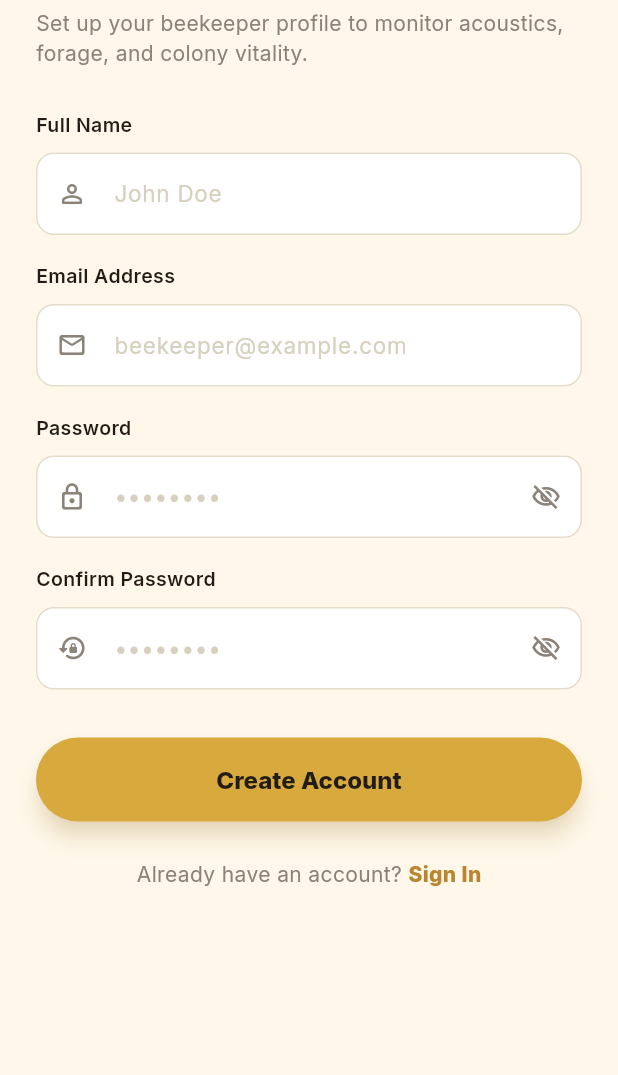
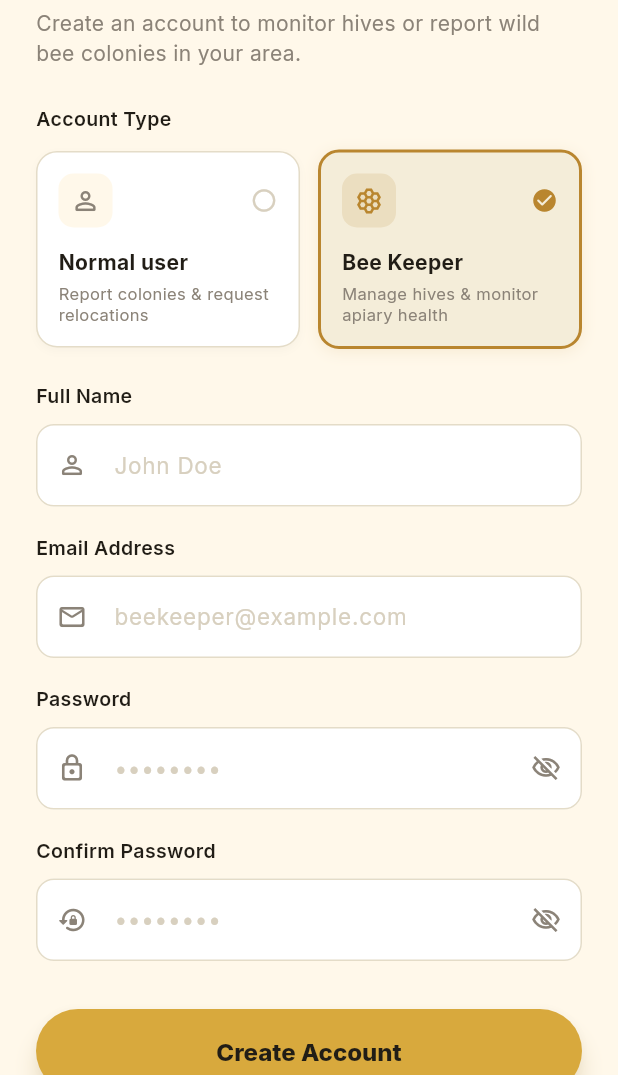
Before and after one commit to Dehiw/J26-IT-378-Research-Project, a Flutter app: the RegisterScreen screen opened directly, on a phone screen of 412 x 824 dp, the part 161-1236 px from its top. Run offline on Flutter 3.47's test engine with Material 3 defaults, Android fonts, the phone set to English and light mode, and no system bars; our stand-ins replace flutter_animate, google_fonts, image_picker, shared_preferences; missing offline and left inert: onnxruntime; accounts and stored records are empty; network calls fail.

Commit message:
Frontend - Add user type to register part

```diff
--- a/frontend/lib/main.dart
+++ b/frontend/lib/main.dart
@@ -7,6 +7,7 @@ import 'services/auth_service.dart';
 import 'services/inference_service.dart';
 import 'screens/onboarding_screen.dart';
 import 'screens/home_screen.dart';
+import 'screens/relocation_assessment_screen_IT23185302.dart';
 
 void main() async {
   WidgetsFlutterBinding.ensureInitialized();
@@ -36,7 +37,7 @@ class HiveSenseApp extends StatelessWidget {
       title: 'Hive Sense',
       debugShowCheckedModeBanner: false,
       theme: AppTheme.lightTheme,
-      home: const _AppLoader(),
+      home: const RelocationAssessmentScreenIT23185302(),
     );
   }
 }
--- a/frontend/lib/models/user_model.dart
+++ b/frontend/lib/models/user_model.dart
@@ -2,20 +2,28 @@ class UserModel {
   final String id;
   final String name;
   final String email;
+  final String? userType;
   final String? token;
 
   const UserModel({
     required this.id,
     required this.name,
     required this.email,
+    this.userType,
     this.token,
   });
+
+  bool get isBeeKeeper => userType == null || userType == 'Bee Keeper';
+  bool get isNormalUser => userType == 'Normal user';
 
   factory UserModel.fromJson(Map<String, dynamic> json, {String? token}) {
     return UserModel(
       id: json['id'] as String? ?? '',
       name: json['name'] as String? ?? '',
       email: json['email'] as String? ?? '',
+      userType: json['user_type'] as String? ??
+          json['userType'] as String? ??
+          'Bee Keeper',
       token: token ?? json['token'] as String?,
     );
   }
@@ -25,6 +33,7 @@ class UserModel {
       'id': id,
       'name': name,
       'email': email,
+      'user_type': userType ?? 'Bee Keeper',
       if (token != null) 'token': token,
     };
   }
--- a/frontend/lib/screens/login_screen.dart
+++ b/frontend/lib/screens/login_screen.dart
@@ -53,8 +53,9 @@ class _LoginScreenState extends State<LoginScreen> {
 
   void _navAfterAuth() {
     if (!mounted) return;
-    if (widget.isFirstLoginAfterRegister) {
-      // ONLY for 1st login after register -> Selection Part / First-Time Setup
+    final isNormalUser = AuthService.instance.currentUser?.isNormalUser ?? false;
+    if (widget.isFirstLoginAfterRegister && !isNormalUser) {
+      // ONLY for Bee Keeper 1st login after register -> Apiary First-Time Setup
       Navigator.of(context).pushReplacement(
         MaterialPageRoute(
           builder: (_) =>
@@ -62,7 +63,7 @@ class _LoginScreenState extends State<LoginScreen> {
         ),
       );
     } else {
-      // Regular login -> straight to Home Screen
+      // Normal user OR regular login -> straight to Home Screen
       Navigator.of(context).pushReplacement(
         MaterialPageRoute(
           builder: (_) => HomeScreen(inferenceService: widget.inferenceService),
--- a/frontend/lib/screens/register_screen.dart
+++ b/frontend/lib/screens/register_screen.dart
@@ -31,6 +31,7 @@ class _RegisterScreenState extends State<RegisterScreen> {
   bool _obscurePassword = true;
   bool _obscureConfirmPassword = true;
   bool _isLoading = false;
+  String _selectedUserType = 'Bee Keeper'; // 'Normal user' | 'Bee Keeper'
 
   @override
   void dispose() {
@@ -70,6 +71,7 @@ class _RegisterScreenState extends State<RegisterScreen> {
         name: name,
         email: email,
         password: password,
+        userType: _selectedUserType,
       );
 
       if (!mounted) return;
@@ -83,7 +85,9 @@ class _RegisterScreenState extends State<RegisterScreen> {
             borderRadius: BorderRadius.circular(10),
           ),
           content: Text(
-            'Account created! Please sign in to set up your apiary.',
+            _selectedUserType == 'Bee Keeper'
+                ? 'Account created! Please sign in to set up your apiary.'
+                : 'Account created! Welcome to Hive Sense.',
             style: GoogleFonts.inter(
               color: AppColors.bgSecondary,
               fontWeight: FontWeight.w600,
@@ -187,14 +191,47 @@ class _RegisterScreenState extends State<RegisterScreen> {
                 ),
                 const SizedBox(height: 6),
                 Text(
-                  'Set up your beekeeper profile to monitor acoustics, forage, and colony vitality.',
+                  'Create an account to monitor hives or report wild bee colonies in your area.',
                   style: GoogleFonts.inter(
                     fontSize: 14,
                     color: AppColors.textSecondary,
                     height: 1.45,
                   ),
                 ),
-                const SizedBox(height: 28),
+                const SizedBox(height: 24),
+
+                // User Type Selection
+                Text(
+                  'Account Type',
+                  style: GoogleFonts.inter(
+                    fontSize: 13,
+                    fontWeight: FontWeight.w600,
+                    color: AppColors.textPrimary,
+                  ),
+                ),
+                const SizedBox(height: 10),
+                Row(
+                  children: [
+                    Expanded(
+                      child: _buildRoleCard(
+                        role: 'Normal user',
+                        title: 'Normal user',
+                        subtitle: 'Report colonies & request relocations',
+                        icon: Icons.person_outline_rounded,
+                      ),
+                    ),
+                    const SizedBox(width: 12),
+                    Expanded(
+                      child: _buildRoleCard(
+                        role: 'Bee Keeper',
+                        title: 'Bee Keeper',
+                        subtitle: 'Manage hives & monitor apiary health',
+                        icon: Icons.hive_outlined,
+                      ),
+                    ),
+                  ],
+                ),
+                const SizedBox(height: 22),
 
                 // Full Name
                 Text(
@@ -440,4 +477,96 @@ class _RegisterScreenState extends State<RegisterScreen> {
       ),
     );
   }
+
+  Widget _buildRoleCard({
+    required String role,
+    required String title,
+    required String subtitle,
+    required IconData icon,
+  }) {
+    final isSelected = _selectedUserType == role;
+    return GestureDetector(
+      onTap: () {
+        setState(() {
+          _selectedUserType = role;
+        });
+      },
+      child: AnimatedContainer(
+        duration: const Duration(milliseconds: 200),
+        padding: const EdgeInsets.symmetric(horizontal: 14, vertical: 14),
+        decoration: BoxDecoration(
+          color: isSelected ? AppColors.bgElevated : AppColors.bgSecondary,
+          borderRadius: BorderRadius.circular(14),
+          border: Border.all(
+            color: isSelected ? AppColors.hiveLow : AppColors.border,
+            width: isSelected ? 2 : 1,
+          ),
+          boxShadow: [
+            BoxShadow(
+              color: isSelected
+                  ? AppColors.hiveLow.withValues(alpha: 0.12)
+                  : AppColors.textPrimary.withValues(alpha: 0.03),
+              blurRadius: isSelected ? 8 : 4,
+              offset: const Offset(0, 2),
+            ),
+          ],
+        ),
+        child: Column(
+          crossAxisAlignment: CrossAxisAlignment.start,
+          children: [
+            Row(
+              mainAxisAlignment: MainAxisAlignment.spaceBetween,
+              children: [
+                Container(
+                  padding: const EdgeInsets.all(8),
+                  decoration: BoxDecoration(
+                    color: isSelected
+                        ? AppColors.hiveLow.withValues(alpha: 0.15)
+                        : AppColors.bgPrimary,
+                    borderRadius: BorderRadius.circular(10),
+                  ),
+                  child: Icon(
+                    icon,
+                    size: 20,
+                    color:
+                        isSelected ? AppColors.hiveLow : AppColors.textSecondary,
+                  ),
+                ),
+                if (isSelected)
+                  const Icon(
+                    Icons.check_circle_rounded,
+                    size: 18,
+                    color: AppColors.hiveLow,
+                  )
+                else
+                  const Icon(
+                    Icons.radio_button_unchecked_rounded,
+                    size: 18,
+                    color: AppColors.textMuted,
+                  ),
+              ],
+            ),
+            const SizedBox(height: 12),
+            Text(
+              title,
+              style: GoogleFonts.inter(
+                fontSize: 14,
+                fontWeight: FontWeight.w700,
+                color: AppColors.textPrimary,
+              ),
+            ),
+            const SizedBox(height: 4),
+            Text(
+              subtitle,
+              style: GoogleFonts.inter(
+                fontSize: 11,
+                color: AppColors.textSecondary,
+                height: 1.3,
+              ),
+            ),
+          ],
+        ),
+      ),
+    );
+  }
 }
--- a/frontend/lib/services/auth_service.dart
+++ b/frontend/lib/services/auth_service.dart
@@ -49,17 +49,18 @@ class AuthService {
   }
 
   /// Sends register request to FastAPI backend
-  /// Sends register request to FastAPI backend
   Future<UserModel> register({
     required String name,
     required String email,
     required String password,
+    String userType = 'Bee Keeper',
   }) async {
     final endpoint = '${ApiConfig.baseUrl}/auth/register';
     final payload = {
       'name': name.trim(),
       'email': email.trim().toLowerCase(),
       'password': password,
+      'user_type': userType,
     };
 
     final responseMap = await _postJson(endpoint, payload);
```
